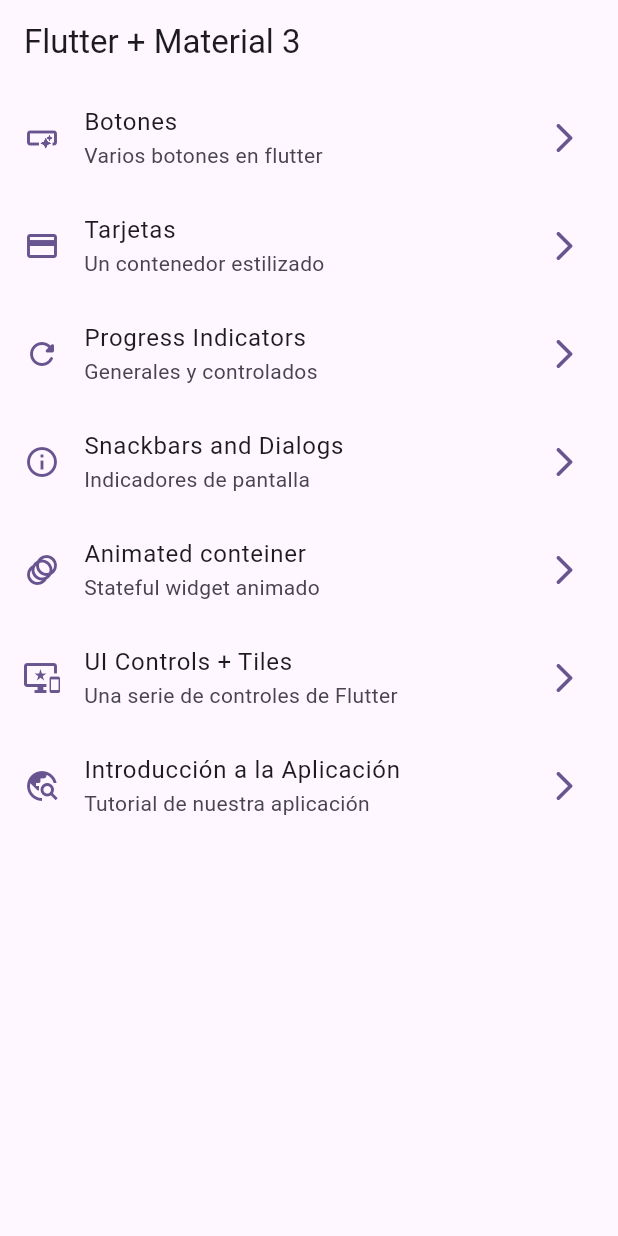
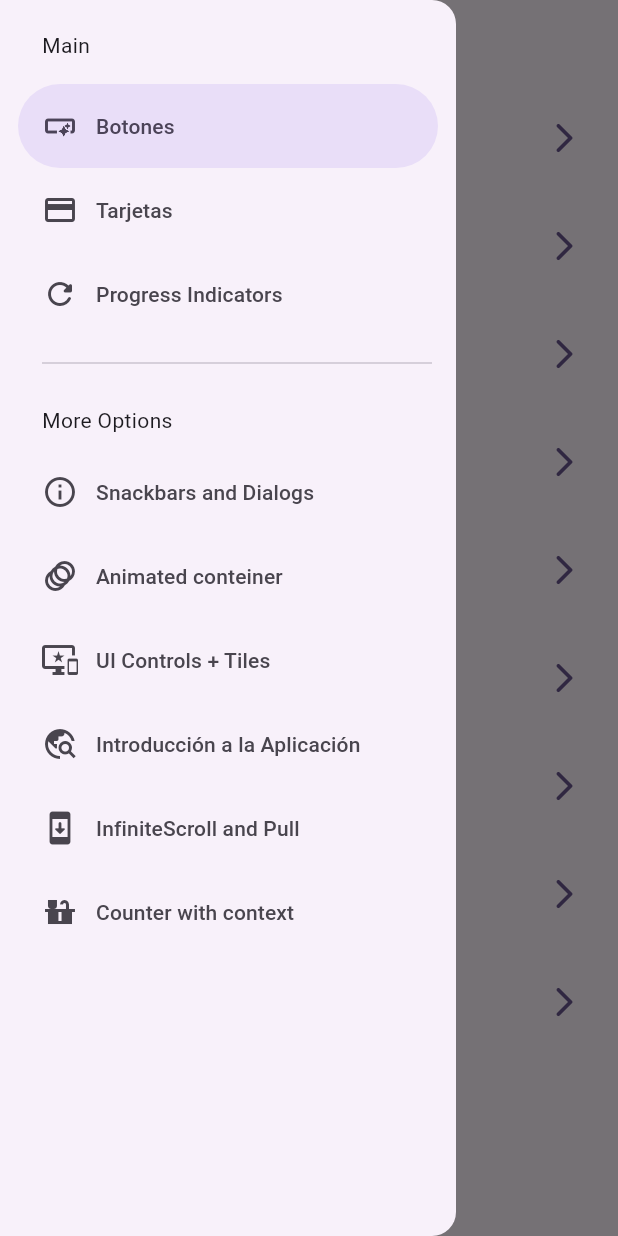
Before and after one commit to rodriandres/flutter-widgets-app, a Flutter app: the screen it shows after launch, with the side drawer open (before the commit the screen has no drawer), on a phone screen of 412 x 824 dp. Run offline on Flutter 3.47's test engine with Material 3 defaults, Android fonts, the phone set to English and light mode, and no system bars; our stand-ins replace animate_do, flutter_riverpod, go_router.

Commit message:
using riverpod to set states in new page and add app drawer

```diff
--- a/lib/config/menu/menu_items.dart
+++ b/lib/config/menu/menu_items.dart
@@ -68,4 +68,18 @@ const appMenuItems = <MenuItem> [
     link: '/tutorial',
     icon: Icons.travel_explore_outlined,
   ),
+
+  MenuItem(
+    title: 'InfiniteScroll and Pull',
+    subTitle: 'Listas infinitas y pull to refresh',
+    link: '/infinite',
+    icon: Icons.system_security_update_rounded,
+  ),
+
+  MenuItem(
+    title: 'Counter with context',
+    subTitle: 'Manejo de estados con riverpod',
+    link: '/counter',
+    icon: Icons.countertops,
+  ),
 ];
--- a/lib/config/router/app_router.dart
+++ b/lib/config/router/app_router.dart
@@ -1,4 +1,5 @@
 import "package:go_router/go_router.dart";
+import "package:widgets_app/presentations/screens/counter/counter_screen.dart";
 import "package:widgets_app/presentations/screens/screens.dart";
 
 final appRouter = GoRouter(
@@ -44,6 +45,17 @@ final appRouter = GoRouter(
       path: '/tutorial',
       builder: (context, state) => AppTutorialScreen(),
     ),
+    GoRoute(
+      name: InfiniteScrollScreen.name,
+      path: '/infinite',
+      builder: (context, state) => InfiniteScrollScreen(),
+    ),
+
+    GoRoute(
+      name: CounterScreen.name,
+      path: '/counter',
+      builder: (context, state) => CounterScreen(),
+    ),
 
   ]
 );
--- /dev/null
+++ b/lib/presentations/providers/counter_provider.dart
@@ -0,0 +1,4 @@
+
+import 'package:flutter_riverpod/flutter_riverpod.dart';
+
+final counterProvider = StateProvider<int>((ref) => 10);
--- /dev/null
+++ b/lib/presentations/providers/theme_provider.dart
@@ -0,0 +1,4 @@
+
+import 'package:flutter_riverpod/flutter_riverpod.dart';
+
+final isDarkModeProvider = StateProvider<bool>((ref) => false);
--- a/lib/presentations/screens/home/home.dart
+++ b/lib/presentations/screens/home/home.dart
@@ -3,6 +3,7 @@ import 'package:go_router/go_router.dart';
 import 'package:widgets_app/config/menu/menu_items.dart';
 import 'package:widgets_app/presentations/screens/buttons/buttons_screen.dart';
 import 'package:widgets_app/presentations/screens/screens.dart';
+import 'package:widgets_app/presentations/widgets/side_menu.dart';
 
 class HomeScreen extends StatelessWidget {
 
@@ -12,12 +13,16 @@ class HomeScreen extends StatelessWidget {
 
   @override
   Widget build(BuildContext context) {
+    final scaffoldKey = GlobalKey<ScaffoldState>();
+
     return Scaffold(
+      key: scaffoldKey,
       appBar: AppBar(
         title: Text('Flutter + Material 3'),
         centerTitle: false,
       ),
       body: const _HomeView(),
+      drawer: SideMenu(scaffoldKey: scaffoldKey,),
     );
   }
 }
--- a/lib/presentations/screens/screens.dart
+++ b/lib/presentations/screens/screens.dart
@@ -1,3 +1,4 @@
+export 'package:widgets_app/presentations/screens/counter/counter_screen.dart';
 export 'package:widgets_app/presentations/screens/animated/animated_screen.dart';
 export 'package:widgets_app/presentations/screens/app_tutorial/app_tutorial_screen.dart';
 export 'package:widgets_app/presentations/screens/buttons/buttons_screen.dart';
--- /dev/null
+++ b/lib/presentations/widgets/side_menu.dart
@@ -0,0 +1,75 @@
+import 'package:flutter/material.dart';
+import 'package:flutter/widgets.dart';
+import 'package:go_router/go_router.dart';
+import 'package:widgets_app/config/menu/menu_items.dart';
+
+class SideMenu extends StatefulWidget {
+
+  final GlobalKey<ScaffoldState>scaffoldKey;
+  const SideMenu({super.key, required this.scaffoldKey});
+
+  @override
+  State<SideMenu> createState() => _SideMenuState();
+}
+
+class _SideMenuState extends State<SideMenu> {
+
+  int navDrawerIndex = 0;
+
+  @override
+  Widget build(BuildContext context) {
+    final hasNotch = MediaQuery.of(context).viewPadding.top > 35;
+
+    return NavigationDrawer(
+      selectedIndex: navDrawerIndex,
+      onDestinationSelected: (value) {
+        setState(() {
+          navDrawerIndex = value;
+        });
+
+        final menuItem = appMenuItems[value];
+
+        context.push(menuItem.link);
+
+        widget.scaffoldKey.currentState?.closeDrawer();
+      },
+      children: [
+
+        Padding(
+          padding: EdgeInsets.fromLTRB(28, hasNotch ? 5 : 20, 10, 16),
+          child: const Text('Main')
+          ),
+
+        ...appMenuItems
+          .sublist(0,3)
+          .map((item)=> NavigationDrawerDestination(
+            icon: Icon(item.icon),
+            label: Text(item.title),
+          )
+        ),
+
+        const Padding(
+          // padding: EdgeInsets.fromLTRB(28, hasNotch ? 5 : 20, 10, 16),
+          padding: EdgeInsets.fromLTRB(28, 10, 16, 10),
+          child: Divider(),
+        ),
+
+        const Padding(
+          // padding: EdgeInsets.fromLTRB(28, hasNotch ? 5 : 20, 10, 16),
+          padding: EdgeInsets.fromLTRB(28, 10, 16, 10),
+          child: Text('More Options'),
+        ),
+
+
+        ...appMenuItems
+          .sublist(3)
+          .map((item)=> NavigationDrawerDestination(
+            icon: Icon(item.icon),
+            label: Text(item.title),
+          )
+        ),
+
+      ],
+    );
+  }
+}
--- a/pubspec.yaml
+++ b/pubspec.yaml
@@ -10,6 +10,7 @@ dependencies:
   animate_do: ^3.3.3
   flutter:
     sdk: flutter
+  flutter_riverpod: ^2.4.10
   go_router: ^13.2.0
 
 dev_dependencies:
```
Also changed, not shown: lib/main.dart (+6 -1 lines), lib/presentations/screens/counter/counter_screen.dart (added, +47 -0 lines), lib/presentations/screens/infinite_scroll/infinite_scroll_screen.dart (+127 -2 lines), pubspec.lock.
